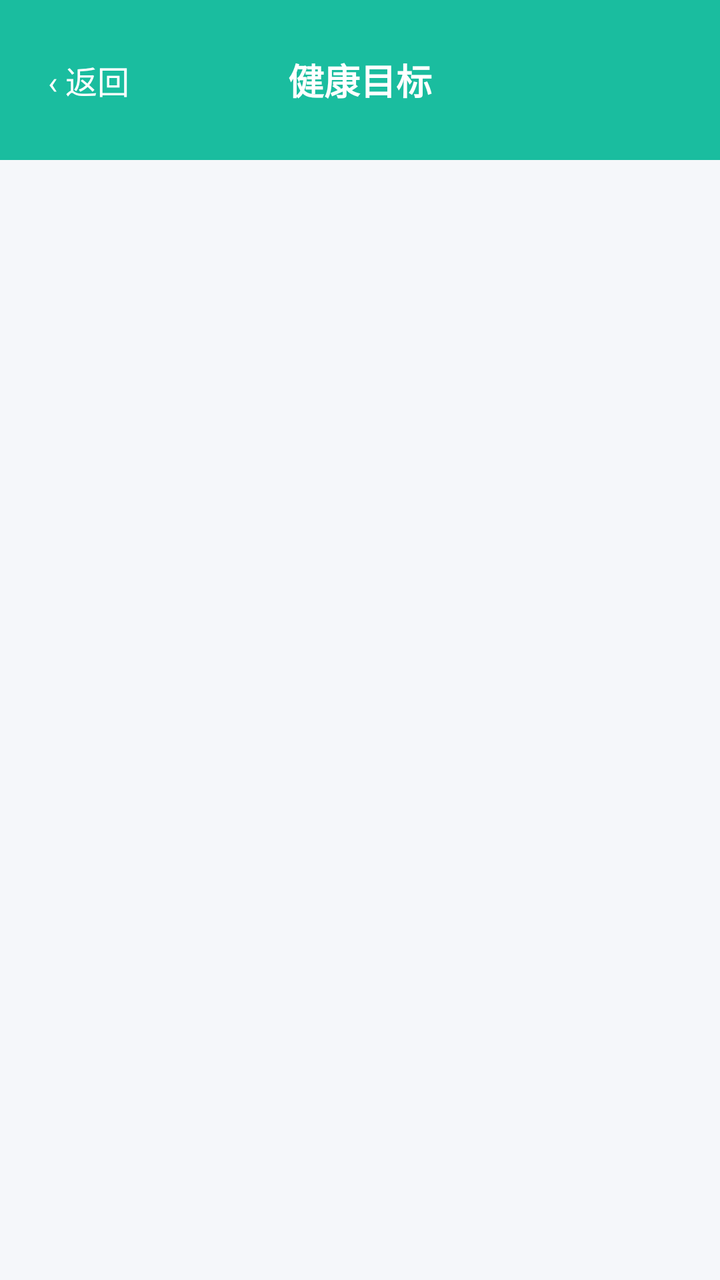
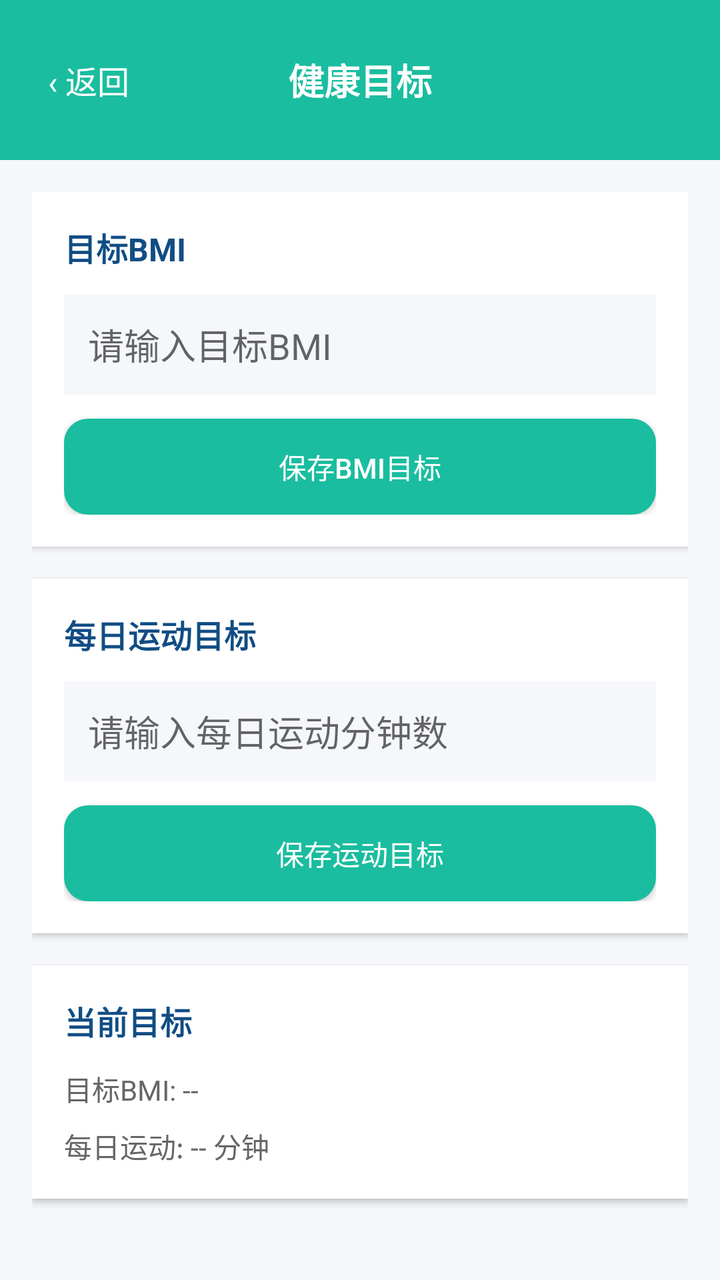

The first picture is an Android layout as it rendered before a commit; the second is the same layout after the commit. The layout source and the unified diff follow.
<!-- AndroidManifest.xml: application theme Theme.Bmi_app -->
<!-- res/layout/activity_goal.xml -->
<?xml version="1.0" encoding="utf-8"?>
<LinearLayout xmlns:android="http://schemas.android.com/apk/res/android"
    android:layout_width="match_parent"
    android:layout_height="match_parent"
    android:background="#F5F7FA"
    android:orientation="vertical">

    
    
    
    <RelativeLayout
        android:layout_width="match_parent"
        android:layout_height="80dp"
        android:paddingTop="24dp"
        android:background="#1ABD9F"
        android:paddingStart="16dp"
        android:paddingEnd="16dp">

        <TextView
            android:id="@+id/tv_back"
            android:layout_width="wrap_content"
            android:layout_height="wrap_content"
            android:layout_centerVertical="true"
            android:layout_alignParentStart="true"
            android:text="‹ 返回"
            android:textColor="#FFFFFF"
            android:textSize="16sp"
            android:padding="8dp" />

        <TextView
            android:layout_width="wrap_content"
            android:layout_height="wrap_content"
            android:layout_centerInParent="true"
            android:text="健康目标"
            android:textColor="#FFFFFF"
            android:textSize="18sp"
            android:textStyle="bold" />

        
        <TextView
            android:id="@+id/tv_delete_goal"
            android:layout_width="wrap_content"
            android:layout_height="wrap_content"
            android:layout_centerVertical="true"
            android:layout_alignParentEnd="true"
            android:text="删除"
            android:textColor="#FFE0E0"
            android:textSize="14sp"
            android:padding="8dp"
            android:visibility="gone" />
    </RelativeLayout>
</LinearLayout>
<!-- resources referenced by this layout -->
<resources>
  <style name="Theme.Bmi_app" parent="Theme.AppCompat.Light.NoActionBar">
          <item name="colorPrimary">#1ABD9F</item>
          <item name="colorPrimaryDark">#148F7A</item>
          <item name="colorAccent">#1ABD9F</item>
      </style>
</resources>

<!-- the commit's change to res/layout/activity_goal.xml (unified diff, before → after) -->
@@ -5,8 +5,6 @@
     android:background="#F5F7FA"
     android:orientation="vertical">
 
-    
-    
     
     <RelativeLayout
         android:layout_width="match_parent"
@@ -35,18 +33,134 @@
             android:textColor="#FFFFFF"
             android:textSize="18sp"
             android:textStyle="bold" />
+    </RelativeLayout>
 
-        
-        <TextView
-            android:id="@+id/tv_delete_goal"
-            android:layout_width="wrap_content"
+    
+    <ScrollView
+        android:layout_width="match_parent"
+        android:layout_height="match_parent">
+
+        <LinearLayout
+            android:layout_width="match_parent"
             android:layout_height="wrap_content"
-            android:layout_centerVertical="true"
-            android:layout_alignParentEnd="true"
-            android:text="删除"
-            android:textColor="#FFE0E0"
-            android:textSize="14sp"
-            android:padding="8dp"
-            android:visibility="gone" />
-    </RelativeLayout>
+            android:orientation="vertical"
+            android:padding="16dp">
+
+            
+            <LinearLayout
+                android:layout_width="match_parent"
+                android:layout_height="wrap_content"
+                android:background="#FFFFFF"
+                android:orientation="vertical"
+                android:padding="16dp"
+                android:elevation="2dp"
+                android:layout_marginBottom="16dp"
+                android:radius="12dp">
+
+                <TextView
+                    android:layout_width="wrap_content"
+                    android:layout_height="wrap_content"
+                    android:text="目标BMI"
+                    android:textColor="#114D84"
+                    android:textSize="16sp"
+                    android:textStyle="bold" />
+
+                <EditText
+                    android:id="@+id/et_target_bmi"
+                    android:layout_width="match_parent"
+                    android:layout_height="50dp"
+                    android:layout_marginTop="12dp"
+                    android:background="#F5F7FA"
+                    android:paddingStart="12dp"
+                    android:paddingEnd="12dp"
+                    android:hint="请输入目标BMI"
+                    android:inputType="numberDecimal" />
+
+                <Button
+                    android:id="@+id/btn_save_bmi_goal"
+                    android:layout_width="match_parent"
+                    android:layout_height="48dp"
+                    android:layout_marginTop="12dp"
+                    android:text="保存BMI目标"
+                    android:textColor="#FFFFFF"
+                    android:background="@drawable/btn_green_full" />
+            </LinearLayout>
+
+            
+            <LinearLayout
+                android:layout_width="match_parent"
+                android:layout_height="wrap_content"
+                android:background="#FFFFFF"
+                android:orientation="vertical"
+                android:padding="16dp"
+                android:elevation="2dp"
+                android:layout_marginBottom="16dp"
+                android:radius="12dp">
+
+                <TextView
+                    android:layout_width="wrap_content"
+                    android:layout_height="wrap_content"
+                    android:text="每日运动目标"
+                    android:textColor="#114D84"
+                    android:textSize="16sp"
+                    android:textStyle="bold" />
+
+                <EditText
+                    android:id="@+id/et_target_minutes"
+                    android:layout_width="match_parent"
+                    android:layout_height="50dp"
+                    android:layout_marginTop="12dp"
+                    android:background="#F5F7FA"
+                    android:paddingStart="12dp"
+                    android:paddingEnd="12dp"
+                    android:hint="请输入每日运动分钟数"
+                    android:inputType="number" />
+
+                <Button
+                    android:id="@+id/btn_save_exercise_goal"
+                    android:layout_width="match_parent"
+                    android:layout_height="48dp"
+                    android:layout_marginTop="12dp"
+                    android:text="保存运动目标"
+                    android:textColor="#FFFFFF"
+                    android:background="@drawable/btn_green_full" />
+            </LinearLayout>
+
+            
+            <LinearLayout
+                android:layout_width="match_parent"
+                android:layout_height="wrap_content"
+                android:background="#FFFFFF"
+                android:orientation="vertical"
+                android:padding="16dp"
+                android:elevation="2dp"
+                android:layout_marginBottom="16dp"
+                android:radius="12dp">
+
+                <TextView
+                    android:layout_width="wrap_content"
+                    android:layout_height="wrap_content"
+                    android:text="当前目标"
+                    android:textColor="#114D84"
+                    android:textSize="16sp"
+                    android:textStyle="bold" />
+
+                <TextView
+                    android:id="@+id/tv_current_bmi_goal"
+                    android:layout_width="wrap_content"
+                    android:layout_height="wrap_content"
+                    android:layout_marginTop="12dp"
+                    android:text="目标BMI: --"
+                    android:textColor="#666666" />
+
+                <TextView
+                    android:id="@+id/tv_current_exercise_goal"
+                    android:layout_width="wrap_content"
+                    android:layout_height="wrap_content"
+                    android:layout_marginTop="8dp"
+                    android:text="每日运动: -- 分钟"
+                    android:textColor="#666666" />
+            </LinearLayout>
+        </LinearLayout>
+    </ScrollView>
 </LinearLayout>
<!-- resource entries referenced after the edit -->
@@ -1,5 +1,12 @@
 <!-- resources referenced by this layout -->
 <resources>
+  <!-- drawable btn_green_full (drawable) -->
+  <?xml version="1.0" encoding="utf-8"?>
+  <shape xmlns:android="http://schemas.android.com/apk/res/android"
+      android:shape="rectangle">
+      <solid android:color="#1ABD9F"/>
+      <corners android:radius="12dp"/>
+  </shape>
   <style name="Theme.Bmi_app" parent="Theme.AppCompat.Light.NoActionBar">
           <item name="colorPrimary">#1ABD9F</item>
           <item name="colorPrimaryDark">#148F7A</item>
